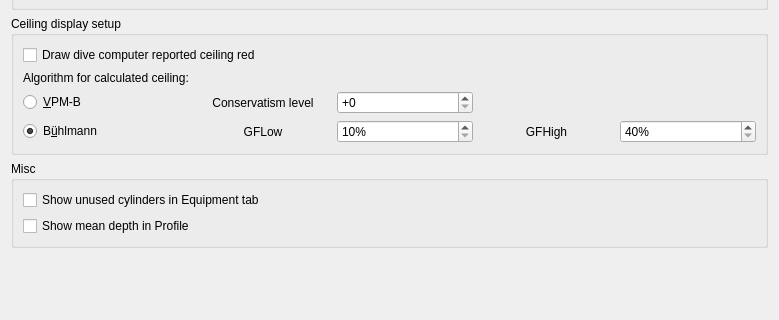
Above: desktop-widgets/preferences/preferences_graph.ui from subsurface/subsurface before the change; both pictures show x 0 to 779 and y 314 to 634 of the 779 by 634 pixel window. Below: the same form after it.
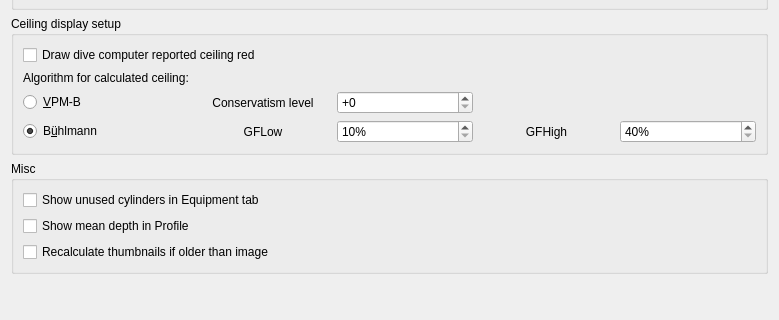
That is the form after the change.

Commit message:
Dive pictures: automatically recalculate thumbnails
If a thumbnail and the original picture can be accessed and the
modification date of the thumbnail is before the modification date
of the picture, recalculate the thumbnail.

This causes more disk access and might give strange effects for
picture files with messed up file timestamps (i.e. lying in the
future) or messed up computer clocks (i.e. running in the past).
Therefore, add a preference option to disable the new behavior.
Default is set to enabled.

```diff
--- a/desktop-widgets/preferences/preferences_graph.ui
+++ b/desktop-widgets/preferences/preferences_graph.ui
@@ -368,6 +368,13 @@
         </property>
        </widget>
       </item>
+      <item row="2" column="0" colspan="2">
+       <widget class="QCheckBox" name="auto_recalculate_thumbnails">
+        <property name="text">
+         <string>Recalculate thumbnails if older than image</string>
+        </property>
+       </widget>
+      </item>
      </layout>
     </widget>
    </item>
```
The commit also changes 6 other files.
